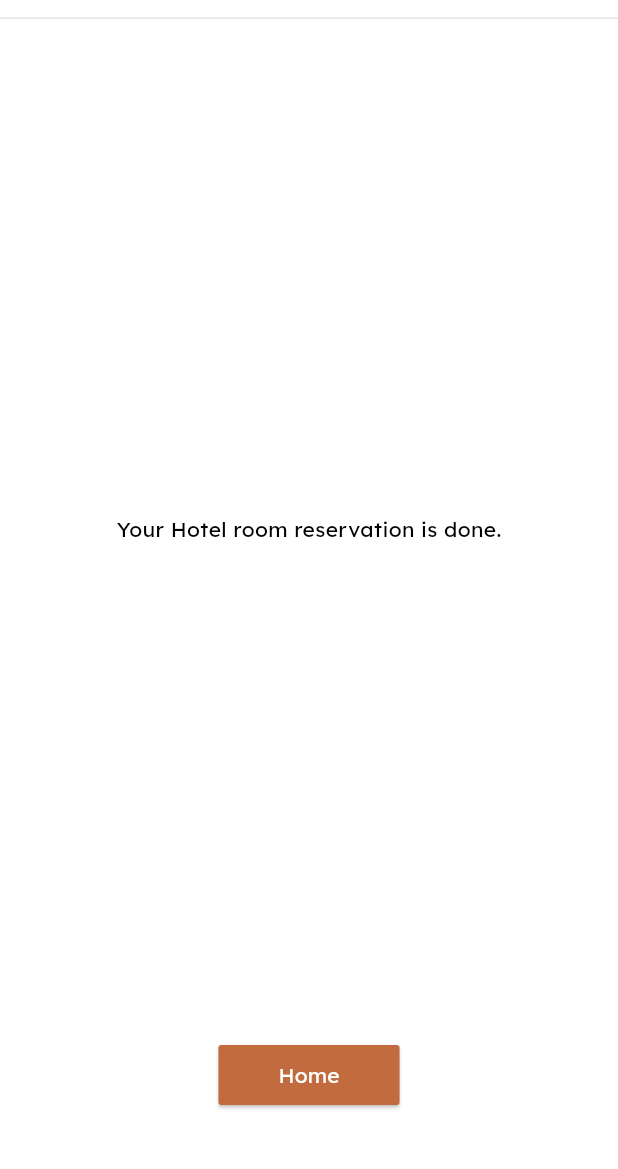
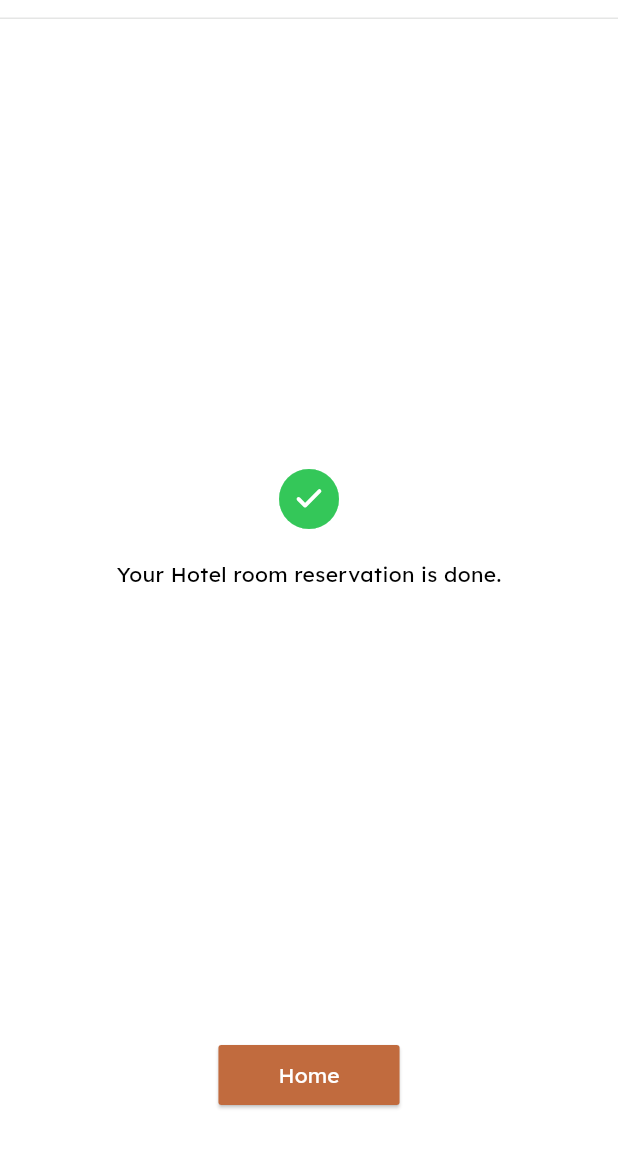
Before and after one commit to siljodenny-career/spacez-ui-sourcecode, a Flutter app: the BookedScreen screen opened directly, on a phone screen of 412 x 824 dp, the part 65-1234 px from its top. Run offline on Flutter 3.47's test engine with Material 3 defaults, Android fonts, the phone set to English and light mode, and no system bars; our stand-ins replace lottie; Roboto replaces fonts that are missing (medium).

Commit message:
implemented booking animation

```diff
--- a/lib/presentation/screens/bookings/booked_screen.dart
+++ b/lib/presentation/screens/bookings/booked_screen.dart
@@ -1,4 +1,5 @@
 import 'package:flutter/material.dart';
+import 'package:lottie/lottie.dart';
 import 'package:spacez/presentation/screens/home/homescreen.dart';
 import 'package:spacez/presentation/widgets/appbar.dart';
 
@@ -13,6 +14,18 @@ class BookedScreen extends StatelessWidget {
           mainAxisAlignment: MainAxisAlignment.spaceBetween,
           children: [
             AppbarWidget(),
+            Column(
+              children: [
+                Lottie.asset(
+              "assets/images/booked-animation.json",
+              width: 40,
+              height:40,
+              repeat: false,
+              onLoaded: (composition) {
+                // Optional: trigger navigation or callback after animation completes
+              },
+            ),
+            SizedBox(height: 20),
             Text(
               "Your Hotel room reservation is done.",
               style: TextStyle(
@@ -21,7 +34,10 @@ class BookedScreen extends StatelessWidget {
                 fontFamily: "semibold",
                 color: Color(0XFF000000),
               ),
-            ),
+            )
+              ],
+            )
+            ,
             Padding(
               padding: const EdgeInsets.only(bottom: 40.0),
               child: ElevatedButton(
@@ -56,7 +72,7 @@ class BookedScreen extends StatelessWidget {
                   ),
                 ),
               ),
-            )
+            ),
           ],
         ),
       ),
--- a/pubspec.yaml
+++ b/pubspec.yaml
@@ -28,6 +28,7 @@ environment:
 # the latest version available on pub.dev. To see which dependencies have newer
 # versions available, run `flutter pub outdated`.
 dependencies:
+  lottie: ^3.1.0
   dotted_border: ^2.1.0
   flutter:
     sdk: flutter
```
Also changed, not shown: assets/images/booked-animation.json (added, +1 -0 lines), pubspec.lock. Lines whose indentation alone changed are shown as unchanged.
